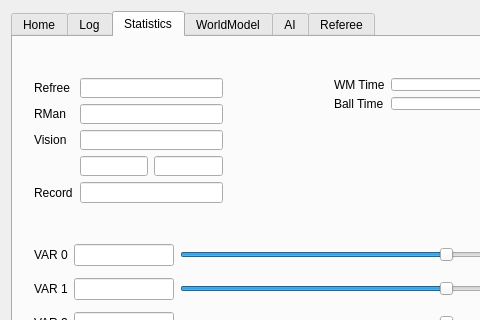
The window that src/ui/mainwindow.ui (KN2C/KN2C-SSL) describes before a commit, drawn with Qt 5; both pictures show x 0 to 480 and y 0 to 320 of the 793 by 670 pixel window.
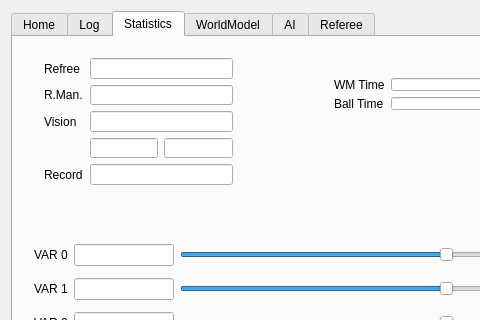
The same window after the commit. The open tabs and pages were chosen to show the change. Icons and pictures are not drawn.

The edit to the form file:
```diff
--- a/src/ui/mainwindow.ui
+++ b/src/ui/mainwindow.ui
@@ -485,10 +485,10 @@
        <widget class="QWidget" name="layoutWidget">
         <property name="geometry">
          <rect>
-          <x>10</x>
-          <y>30</y>
+          <x>20</x>
+          <y>10</y>
           <width>211</width>
-          <height>147</height>
+          <height>149</height>
          </rect>
         </property>
         <layout class="QFormLayout" name="formLayout">
@@ -551,7 +551,7 @@
          <item row="1" column="0">
           <widget class="QLabel" name="label_29">
            <property name="text">
-            <string>RMan</string>
+            <string>R.Man.</string>
            </property>
           </widget>
          </item>
```
Left out of the diff: 8 changed lines with no effect on the pictures.
